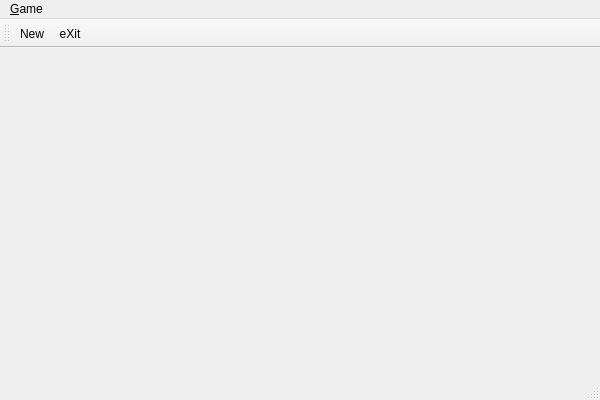
This is FreeCell/QtFreeCell/MainWindow.ui in vivisuke/FreeCell as Qt 5 draws it before an edit. The edited form follows.
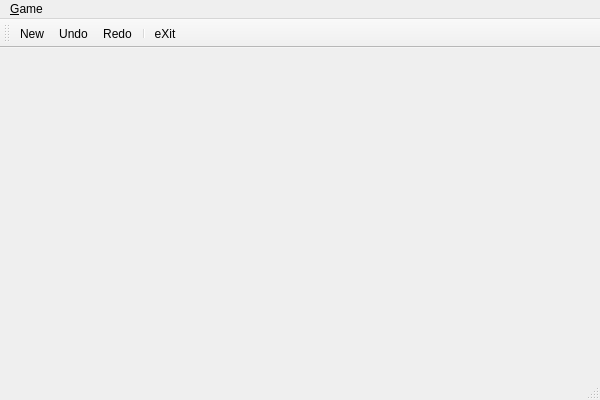
This is the edited form. Icons and pictures are not drawn.

Patch:
```diff
--- a/FreeCell/QtFreeCell/MainWindow.ui
+++ b/FreeCell/QtFreeCell/MainWindow.ui
@@ -41,6 +41,9 @@
     <bool>false</bool>
    </attribute>
    <addaction name="action_New"/>
+   <addaction name="action_Undo"/>
+   <addaction name="action_Redo"/>
+   <addaction name="separator"/>
    <addaction name="action_eXit"/>
   </widget>
   <widget class="QStatusBar" name="statusBar"/>
@@ -62,6 +65,24 @@
     <string>e&amp;Xit</string>
    </property>
   </action>
+  <action name="action_Undo">
+   <property name="icon">
+    <iconset resource="MainWindow.qrc">
+     <normaloff>:/MainWindow/Resources/undo_black.png</normaloff>:/MainWindow/Resources/undo_black.png</iconset>
+   </property>
+   <property name="text">
+    <string>&amp;Undo</string>
+   </property>
+  </action>
+  <action name="action_Redo">
+   <property name="icon">
+    <iconset resource="MainWindow.qrc">
+     <normaloff>:/MainWindow/Resources/redo_black.png</normaloff>:/MainWindow/Resources/redo_black.png</iconset>
+   </property>
+   <property name="text">
+    <string>&amp;Redo</string>
+   </property>
+  </action>
  </widget>
  <layoutdefault spacing="6" margin="11"/>
  <resources>
```
Left out of the diff: 3 changed lines with no effect on the pictures.
